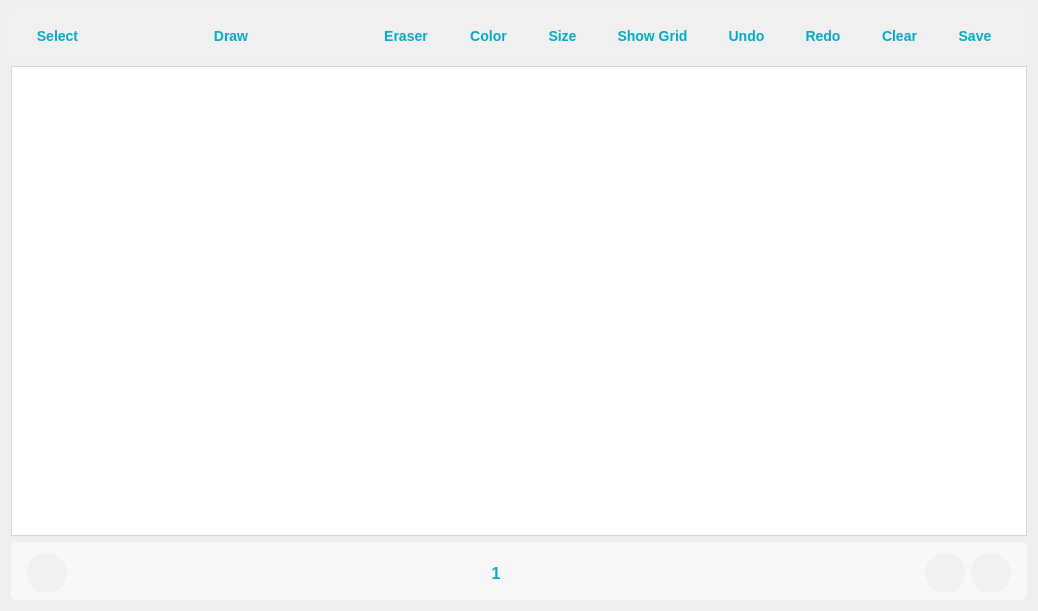
Above: mainwindow.ui from NataliaShishuk/SimpleWhiteBoard before the change. Below: the same form after it.
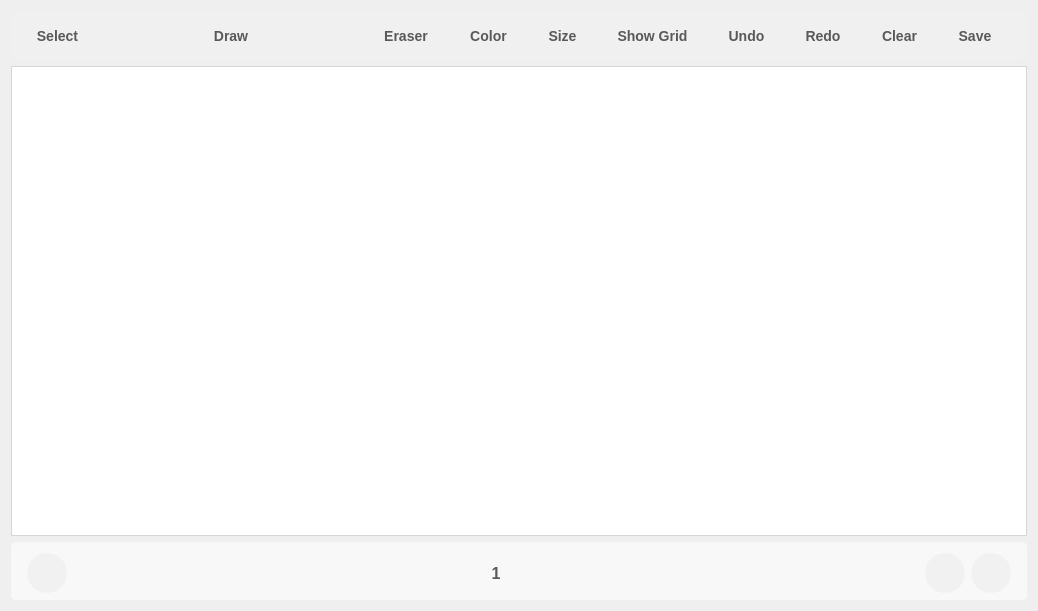
That is the form after the change. Icons and pictures are not drawn.

Diff of the .ui file:
```diff
--- a/mainwindow.ui
+++ b/mainwindow.ui
@@ -57,7 +57,7 @@
 font-size:14px;
 border:none;
 qproperty-iconSize: 24px;
-color: #00acc8;
+color: #595959;
 }
 
 QPushButton:hover, QToolButton:hover {
@@ -481,7 +481,6 @@
 height:40px;
 border-radius: 20px;
 background-color: #f1f1f1;
-color: #00acc8;
 }
 
 QPushButton:hover, QToolButton:hover {
@@ -539,7 +538,7 @@
          </property>
          <property name="styleSheet">
           <string notr="true">padding: 0 5px;
-color: #00acc8;</string>
+color: #595959;</string>
          </property>
          <property name="text">
           <string>1</string>
```
